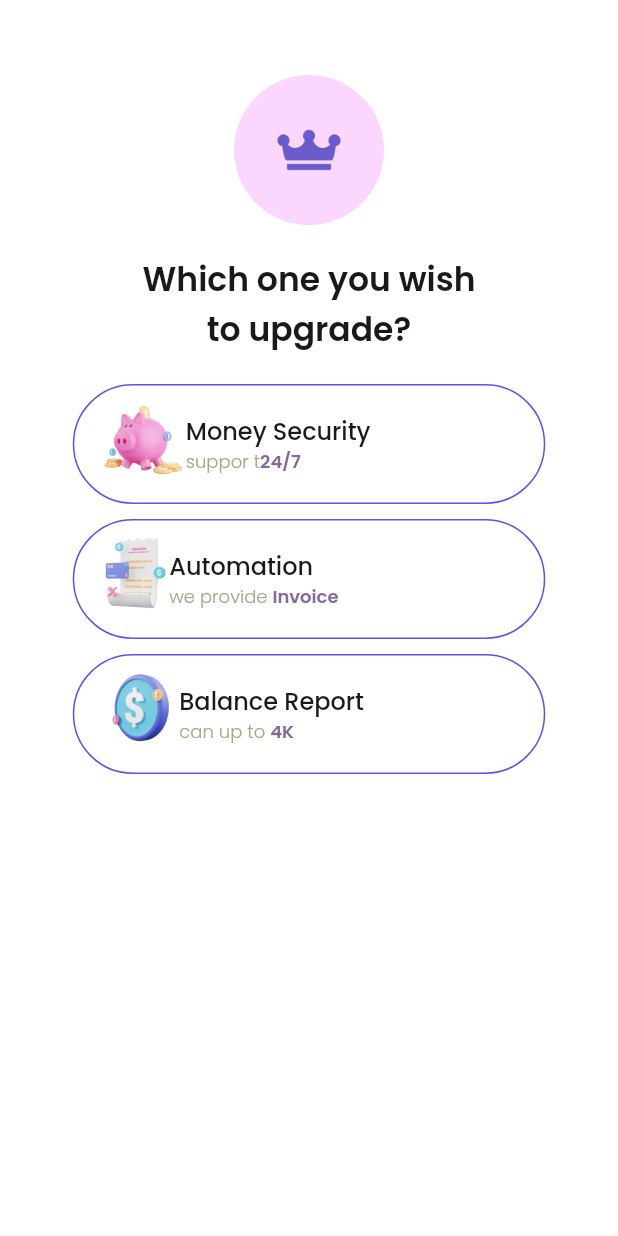
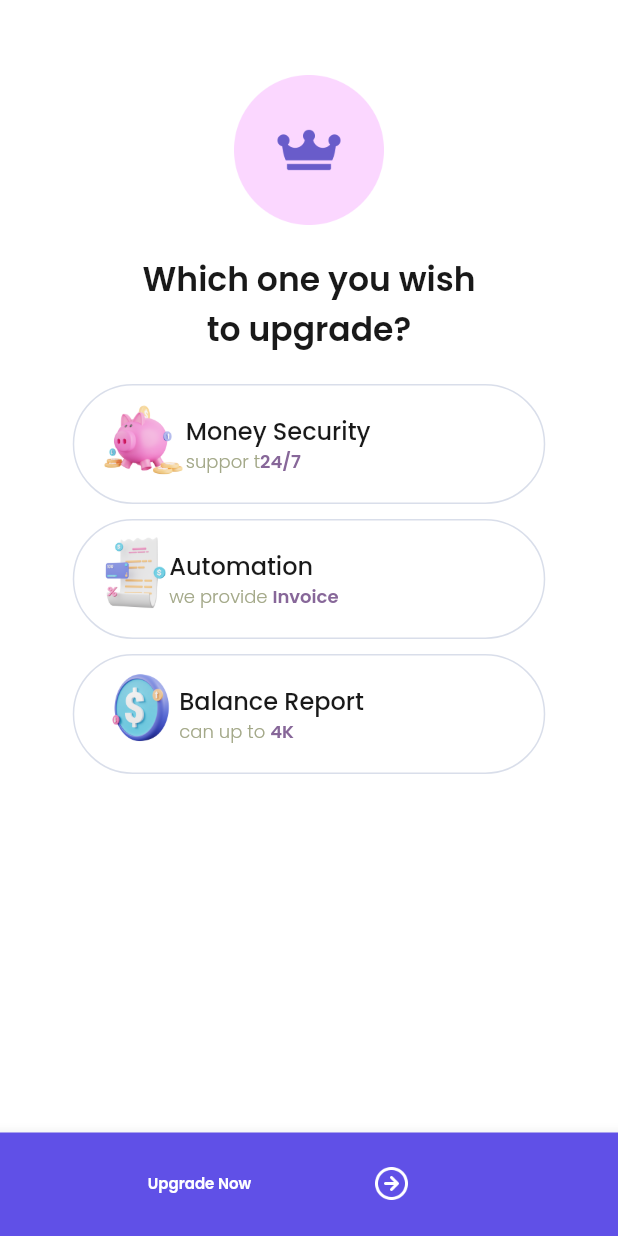
Before and after one commit to johanhartono/BWADay6, a Flutter app: the screen it shows after launch, on a phone screen of 412 x 824 dp. Run offline on Flutter 3.47's test engine with Material 2 defaults, Android fonts, the phone set to English and light mode, and no system bars; our stand-ins replace google_fonts.

Commit message:
first commit

```diff
--- a/lib/first_pricing.dart
+++ b/lib/first_pricing.dart
@@ -14,6 +14,7 @@ class _FirstPricingState extends State<FirstPricing> {
   int selectedIndex = -1;
   @override
   Widget build(BuildContext context) {
+
     Widget header() {
       return Padding(
         padding: const EdgeInsets.only(
@@ -69,7 +70,7 @@ class _FirstPricingState extends State<FirstPricing> {
             decoration: BoxDecoration(
                 borderRadius: BorderRadius.circular(60),
                 border: Border.all(
-                  color: selectedIndex == index ?  Color(0xffD9DEEA) : Color(0xff6050E7))),
+                  color: selectedIndex == index ?  Color(0xff6050E7) : Color(0xffD9DEEA))),
             child: Padding(
               padding: const EdgeInsets.only(top: 8.0, left: 17, bottom: 17),
               child: Row(
@@ -140,6 +141,37 @@ class _FirstPricingState extends State<FirstPricing> {
              SizedBox(height: 10,),
             options(2,'assets/dollar_icon.png','Balance Report','can up to ','4K'),
           ],
-        ));
+        ),
+        bottomNavigationBar: BottomNavigationBar(
+          type: BottomNavigationBarType.fixed,
+          backgroundColor: Color(0xff6050E7),
+          items:  <BottomNavigationBarItem> [
+            BottomNavigationBarItem(
+              icon: Padding(
+                padding: const EdgeInsets.only(top: 15, left: 60),
+                child: Text('Upgrade Now',
+                style: GoogleFonts.poppins(
+                  color: Colors.white,
+                  fontSize: 10,
+                  fontWeight: FontWeight.w600,
+                )),
+              ),
+              label : '',
+              ),
+            BottomNavigationBarItem(
+              icon: Padding(
+                padding: const EdgeInsets.only(
+                  top: 15,
+                  left: 30,
+                  right: 126),
+                child: Image.asset('assets/right_arrow.png',
+                width: 24,),
+              ),
+              label : '',
+              ),
+          ],
+        ) ,
+        )
+        ;
   }
 }
--- a/pubspec.yaml
+++ b/pubspec.yaml
@@ -65,7 +65,7 @@ flutter:
      - assets/dollar_icon.png
      - assets/paper_icon.png
      - assets/purple_check.png
-
+     - assets/right_arrow.png
   # An image asset can refer to one or more resolution-specific "variants", see
   # https://flutter.dev/assets-and-images/#resolution-aware
 
```
Also changed, not shown: lib/second_rating.dart (deleted, +0 -64 lines).
